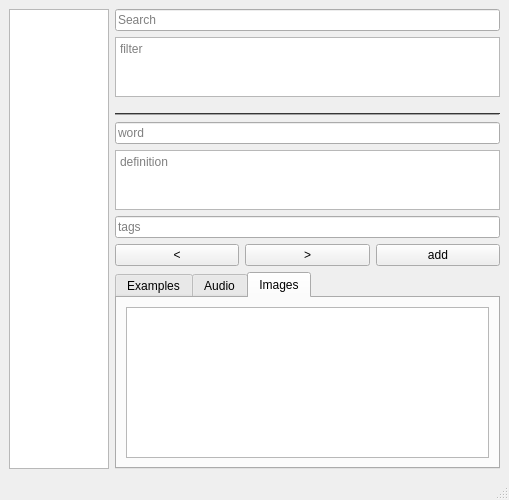
Old version of the form qt/mainwindow.ui in the repository ladudin/Dict2FlashcardsQT.
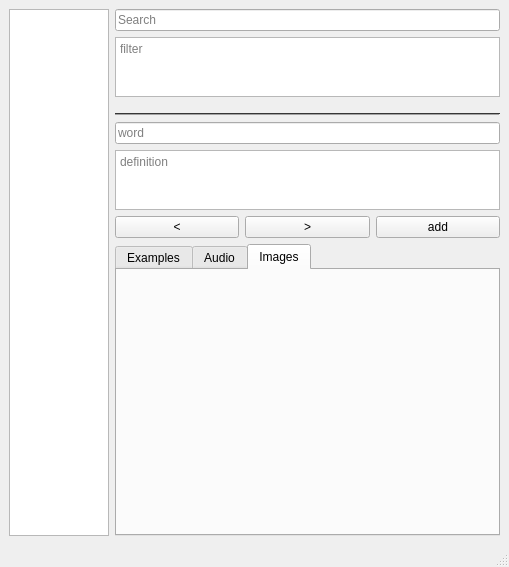
New version of the form. The open tabs and pages were chosen to show the change.

What changed in the file:
```diff
--- a/qt/mainwindow.ui
+++ b/qt/mainwindow.ui
@@ -7,7 +7,7 @@
     <x>0</x>
     <y>0</y>
     <width>509</width>
-    <height>500</height>
+    <height>567</height>
    </rect>
   </property>
   <property name="windowTitle">
@@ -547,19 +547,6 @@
         </property>
        </widget>
       </item>
-      <item>
-       <widget class="QLineEdit" name="tagsLine">
-        <property name="sizePolicy">
-         <sizepolicy hsizetype="Preferred" vsizetype="Fixed">
-          <horstretch>100</horstretch>
-          <verstretch>10</verstretch>
-         </sizepolicy>
-        </property>
-        <property name="placeholderText">
-         <string>tags</string>
-        </property>
-       </widget>
-      </item>
       <item>
        <layout class="QHBoxLayout" name="horizontalLayout_3">
         <item>
@@ -621,7 +608,7 @@
            </attribute>
            <layout class="QHBoxLayout" name="horizontalLayout_7">
             <item>
-             <widget class="QListView" name="ImagesView"/>
+             <layout class="QVBoxLayout" name="ImagesLayout"/>
             </item>
            </layout>
           </widget>
```
Left out of the diff: 10 changed lines with no effect on the pictures.
